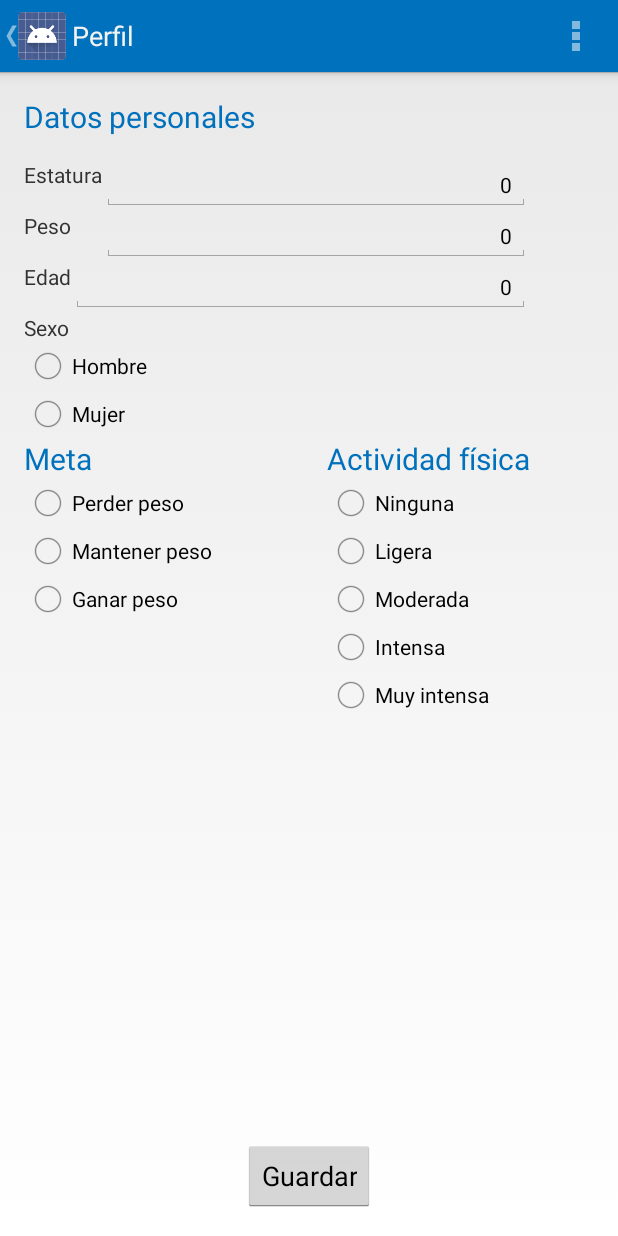
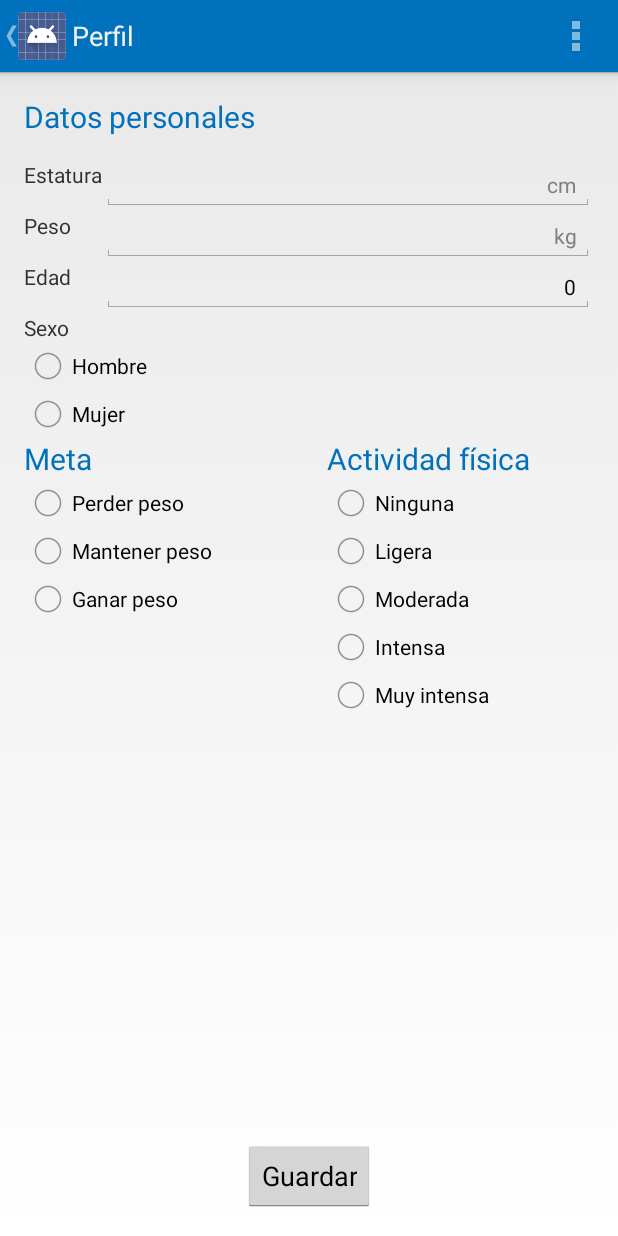
Before and after one commit to OmarCantu/proyecto_se_ii, an Android app: the PerfilActivity screen opened directly, with no data from a screen before it, on a phone screen of 412 x 824 dp. Run offline under Robolectric (Android 15) with nearby library versions, the phone set to English and light mode, and no system bars.

Commit message:
Cambios generales
Realicé algunos cambios:
1. arreglado el layout de perfil(large), ya que se mostraba amontonado.
2. picker de la activity Contador configurado para aumentos de 50.
3. arreglos generales a los layouts(large)

```diff
--- a/ContadordeCalorias/app/src/main/java/cc/se2/uanl/edu/contadordecalorias/PerfilActivity.java
+++ b/ContadordeCalorias/app/src/main/java/cc/se2/uanl/edu/contadordecalorias/PerfilActivity.java
@@ -20,8 +20,8 @@ import android.widget.Toast;
 public class PerfilActivity extends Activity {
 
     public static final String PREFS_NAME = "MyPrefsFile";
-    private int estatura;
-    private int peso;
+    private String estatura;
+    private String peso;
     private int edad;
     private int sexo;
     private int meta;
@@ -45,8 +45,8 @@ public class PerfilActivity extends Activity {
 
         SharedPreferences preferences = getSharedPreferences(PREFS_NAME, 0);
 
-        estatura = preferences.getInt("estatura", 0);
-        peso = preferences.getInt("peso", 0);
+        estatura = preferences.getString("estatura", "");
+        peso = preferences.getString("peso", "");
         edad = preferences.getInt("edad", 0);
         sexo = preferences.getInt("sexo", 0);
         meta = preferences.getInt("meta", 0);
@@ -59,9 +59,9 @@ public class PerfilActivity extends Activity {
         radioMeta = (RadioGroup) findViewById(R.id.radio_meta);
         radioActividad = (RadioGroup) findViewById(R.id.radio_actividad);
 
-        inputEstatura.setText("" + estatura);
-        inputPeso.setText("" + peso);
-        inputEdad.setText("" + edad);
+        inputEstatura.setText(estatura);
+        inputPeso.setText(peso);
+        inputEdad.setText(""+edad);
         radioSexo.check(sexo);
         radioMeta.check(meta);
         radioActividad.check(actividad);
@@ -76,8 +76,8 @@ public class PerfilActivity extends Activity {
                 radioMeta = (RadioGroup) findViewById(R.id.radio_meta);
                 radioActividad = (RadioGroup) findViewById(R.id.radio_actividad);
 
-                estatura = Integer.parseInt(inputEstatura.getText().toString());
-                peso = Integer.parseInt(inputPeso.getText().toString());
+                estatura = inputEstatura.getText().toString();
+                peso = inputPeso.getText().toString();
                 edad = Integer.parseInt(inputEdad.getText().toString());
                 sexo = radioSexo.getCheckedRadioButtonId();
                 meta = radioMeta.getCheckedRadioButtonId();
@@ -94,8 +94,8 @@ public class PerfilActivity extends Activity {
 
         SharedPreferences preferences = getSharedPreferences(PREFS_NAME, 0);
         SharedPreferences.Editor editor = preferences.edit();
-        editor.putInt("estatura", estatura);
-        editor.putInt("peso", peso);
+        editor.putString("estatura", estatura);
+        editor.putString("peso", peso);
         editor.putInt("edad", edad);
         editor.putInt("sexo", sexo);
         editor.putInt("meta", meta);
--- a/ContadordeCalorias/app/src/main/res/layout-large/activity_perfil.xml
+++ b/ContadordeCalorias/app/src/main/res/layout-large/activity_perfil.xml
@@ -42,8 +42,10 @@
         android:textSize="21sp"
         android:id="@+id/perfil_cm"
         android:layout_below="@+id/datos_personales"
-        android:layout_toRightOf="@+id/radio_sexo"
-        android:layout_toEndOf="@+id/radio_sexo" />
+        android:layout_alignParentRight="true"
+        android:layout_alignParentEnd="true"
+        android:layout_toRightOf="@+id/perfil_estatura"
+        android:layout_toEndOf="@+id/perfil_estatura" />
 
     <!--LEYENDA PESO-->
     <TextView
@@ -67,8 +69,10 @@
         android:textSize="21sp"
         android:id="@+id/perfil_kg"
         android:layout_below="@+id/perfil_cm"
-        android:layout_alignLeft="@+id/perfil_cm"
-        android:layout_alignStart="@+id/perfil_cm" />
+        android:layout_alignParentRight="true"
+        android:layout_alignParentEnd="true"
+        android:layout_toRightOf="@+id/perfil_estatura"
+        android:layout_toEndOf="@+id/perfil_estatura" />
 
     <!--LEYENDA EDAD-->
     <TextView
@@ -93,7 +97,9 @@
         android:id="@+id/perfil_años"
         android:layout_below="@+id/perfil_kg"
         android:layout_alignLeft="@+id/perfil_kg"
-        android:layout_alignStart="@+id/perfil_kg" />
+        android:layout_alignStart="@+id/perfil_kg"
+        android:layout_alignRight="@+id/perfil_kg"
+        android:layout_alignEnd="@+id/perfil_kg" />
 
     <!--LEYENDA SEXO-->
     <TextView
@@ -102,18 +108,20 @@
         android:textSize="21sp"
         android:text="@string/perfil_sexo"
         android:id="@+id/perfil_sexo"
-        android:layout_above="@+id/radio_sexo"
-        android:layout_alignLeft="@+id/radio_sexo"
-        android:layout_alignStart="@+id/radio_sexo" />
+        android:layout_below="@+id/perfil_edad"
+        android:layout_alignParentLeft="true"
+        android:layout_alignParentStart="true"
+        android:layout_marginTop="14dp" />
 
     <!--INPUT SEXO-->
     <RadioGroup
         android:id="@+id/radio_sexo"
         android:layout_width="wrap_content"
         android:layout_height="wrap_content"
-        android:layout_above="@+id/perfil_meta"
+        android:layout_below="@+id/perfil_sexo"
         android:layout_alignLeft="@+id/perfil_meta"
         android:layout_alignStart="@+id/perfil_meta">
+
 
         <!--RADIO BUTTON MASCULINO-->
         <RadioButton
@@ -135,11 +143,11 @@
             android:id="@+id/perfil_femenino"
             android:checked="false"
             android:textSize="21sp"
-            android:layout_alignTop="@+id/radio_sexo"
-            android:layout_alignLeft="@+id/ganar_peso"
-            android:layout_alignStart="@+id/ganar_peso" />
+            android:layout_below="@+id/perfil_años"
+            android:layout_toRightOf="@+id/perfil_masculino"
+            android:layout_toEndOf="@+id/perfil_masculino"/>
 
-    </RadioGroup>
+     </RadioGroup>
 
     <!--TÍTULO META-->
     <TextView
@@ -149,19 +157,21 @@
         android:textSize="30sp"
         android:textColor="@color/azul_real"
         android:id="@+id/perfil_meta"
-        android:layout_above="@+id/radio_meta"
-        android:layout_alignLeft="@+id/actividad_fisica"
-        android:layout_alignStart="@+id/actividad_fisica"/>
+        android:layout_marginTop="23dp"
+        android:layout_below="@+id/radio_sexo"
+        android:layout_alignParentLeft="true"
+        android:layout_alignParentStart="true" />
+
+    <!--INPUT META-->
 
     <!--INPUT META-->
     <RadioGroup
         android:id="@+id/radio_meta"
         android:layout_width="wrap_content"
         android:layout_height="wrap_content"
-        android:layout_marginBottom="30dp"
-        android:layout_above="@+id/actividad_fisica"
-        android:layout_alignLeft="@+id/perfil_meta"
-        android:layout_alignStart="@+id/perfil_meta">
+        android:layout_below="@+id/perfil_meta"
+        android:layout_alignParentLeft="true"
+        android:layout_alignParentStart="true">
 
         <!--RADIO BUTTON PERDER-->
         <RadioButton
@@ -201,6 +211,7 @@
 
     </RadioGroup>
 
+
     <!--TÍTULO ACTIVIDAD FÍSICA-->
     <TextView
         android:layout_width="wrap_content"
@@ -209,9 +220,9 @@
         android:id="@+id/actividad_fisica"
         android:textSize="30sp"
         android:textColor="@color/azul_real"
-        android:layout_centerVertical="true"
-        android:layout_alignLeft="@+id/radio_actividad"
-        android:layout_alignStart="@+id/radio_actividad" />
+        android:layout_alignTop="@+id/perfil_meta"
+        android:layout_toRightOf="@+id/datos_personales"
+        android:layout_toEndOf="@+id/datos_personales" />
 
     <!--INPUT ACTIVIDAD FÍSICA-->
     <RadioGroup
@@ -219,8 +230,8 @@
         android:layout_width="wrap_content"
         android:layout_height="wrap_content"
         android:layout_below="@+id/actividad_fisica"
-        android:layout_toLeftOf="@+id/perfil_guardar"
-        android:layout_toStartOf="@+id/perfil_guardar">
+        android:layout_alignLeft="@+id/actividad_fisica"
+        android:layout_alignStart="@+id/actividad_fisica">
 
         <!--RADIO BUTTON NINGUNA-->
         <RadioButton
@@ -290,8 +301,8 @@
         android:layout_height="wrap_content"
         android:text="@string/perfil_guardar"
         android:id="@+id/perfil_guardar"
-        android:layout_below="@+id/radio_actividad"
+        android:layout_alignParentBottom="true"
         android:layout_centerHorizontal="true"
-        android:layout_marginTop="73dp" />
+        android:layout_marginBottom="59dp" />
 
 </RelativeLayout>
--- a/ContadordeCalorias/app/src/main/res/layout/activity_perfil.xml
+++ b/ContadordeCalorias/app/src/main/res/layout/activity_perfil.xml
@@ -44,8 +44,8 @@
         android:id="@+id/perfil_cm"
         android:layout_toRightOf="@+id/perfil_estatura"
         android:layout_below="@+id/datos_personales"
-        android:layout_alignRight="@+id/actividad_fisica"
-        android:layout_alignEnd="@+id/actividad_fisica" />
+        android:layout_alignParentRight="true"
+        android:layout_alignParentEnd="true" />
 
     <!--LEYENDA PESO-->
     <TextView
@@ -95,9 +95,10 @@
         android:gravity="right"
         android:id="@+id/perfil_años"
         android:layout_alignTop="@+id/perfil_edad"
-        android:layout_toRightOf="@+id/perfil_edad"
         android:layout_alignRight="@+id/perfil_kg"
-        android:layout_alignEnd="@+id/perfil_kg" />
+        android:layout_alignEnd="@+id/perfil_kg"
+        android:layout_toRightOf="@+id/perfil_estatura"
+        android:layout_toEndOf="@+id/perfil_estatura" />
 
     <!--LEYENDA SEXO-->
     <TextView
```
Also changed, not shown: ContadordeCalorias/app/src/main/java/cc/se2/uanl/edu/contadordecalorias/MyExpandableListAdapter.java (+20 -1 lines), ContadordeCalorias/app/src/main/res/layout-large/footer.xml (+34 -2 lines), ContadordeCalorias/app/src/main/res/layout-large/listrow_details.xml (+50 -5 lines), ContadordeCalorias/app/src/main/res/layout-large/listrow_group.xml (+12 -6 lines). Lines whose indentation alone changed are shown as unchanged.
